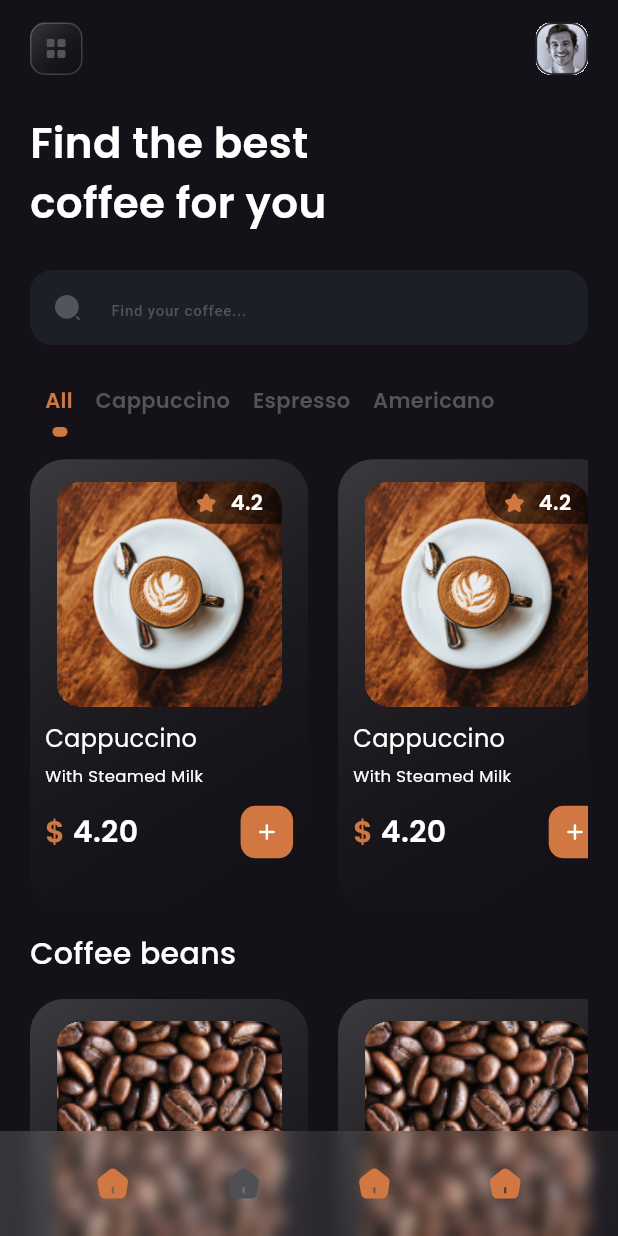
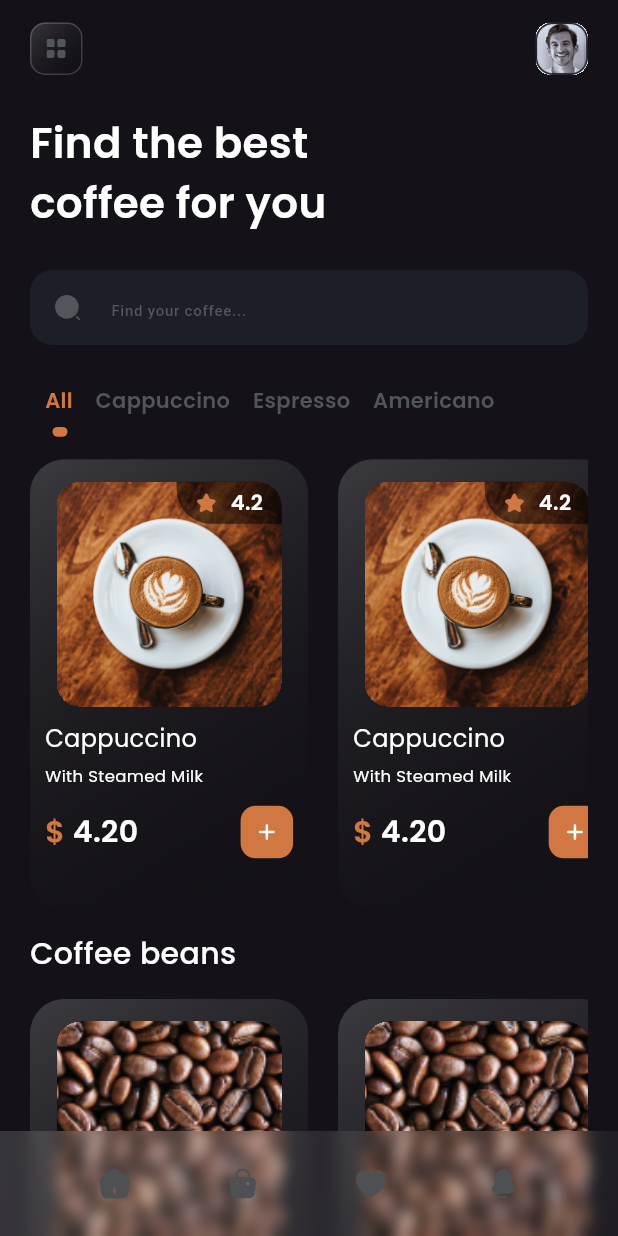
Before and after one commit to Debadrita438/flutter-coffee-shop, a Flutter app: the screen it shows after launch, on a phone screen of 412 x 824 dp. Run offline on Flutter 3.47's test engine with Material 3 defaults, Android fonts, the phone set to English and light mode, and no system bars; our stand-ins replace flutter_svg, hexcolor.

Commit message:
icon added

```diff
--- a/lib/common_widgets/frosted_bottom_tab.dart
+++ b/lib/common_widgets/frosted_bottom_tab.dart
@@ -1,9 +1,7 @@
 import 'dart:ui';
 
 import 'package:coffee_shop/utils/colors.dart';
-import 'package:flutter/cupertino.dart';
 import 'package:flutter/material.dart';
-import 'package:flutter/widgets.dart';
 import 'package:flutter_svg/svg.dart';
 import 'package:hexcolor/hexcolor.dart';
 
@@ -11,6 +9,9 @@ class FrostedBottomTab extends StatelessWidget {
   const FrostedBottomTab({super.key});
 
   final String _homeIcon = 'assets/icons/home.svg';
+  final String _shopIcon = 'assets/icons/shopping.svg';
+  final String _heartIcon = 'assets/icons/heart.svg';
+  final String _notificationIcon = 'assets/icons/notification.svg';
 
   @override
   Widget build(BuildContext context) {
@@ -46,22 +47,22 @@ class FrostedBottomTab extends StatelessWidget {
                   SvgPicture.asset(
                     _homeIcon,
                     semanticsLabel: 'home icon',
-                  ),
-                  SvgPicture.asset(
-                    _homeIcon,
-                    semanticsLabel: 'home icon',
                     colorFilter: ColorFilter.mode(
                       HexColor(AppColor.lightGray2),
                       BlendMode.srcIn,
                     ),
                   ),
                   SvgPicture.asset(
-                    _homeIcon,
-                    semanticsLabel: 'home icon',
+                    _shopIcon,
+                    semanticsLabel: 'shop icon',
                   ),
                   SvgPicture.asset(
-                    _homeIcon,
-                    semanticsLabel: 'home icon',
+                    _heartIcon,
+                    semanticsLabel: 'heart icon',
+                  ),
+                  SvgPicture.asset(
+                    _notificationIcon,
+                    semanticsLabel: 'notification icon',
                   ),
                 ],
               ),
```
Also changed, not shown: assets/icons/heart.svg (added), assets/icons/notification.svg (added), assets/icons/shopping.svg (added).
